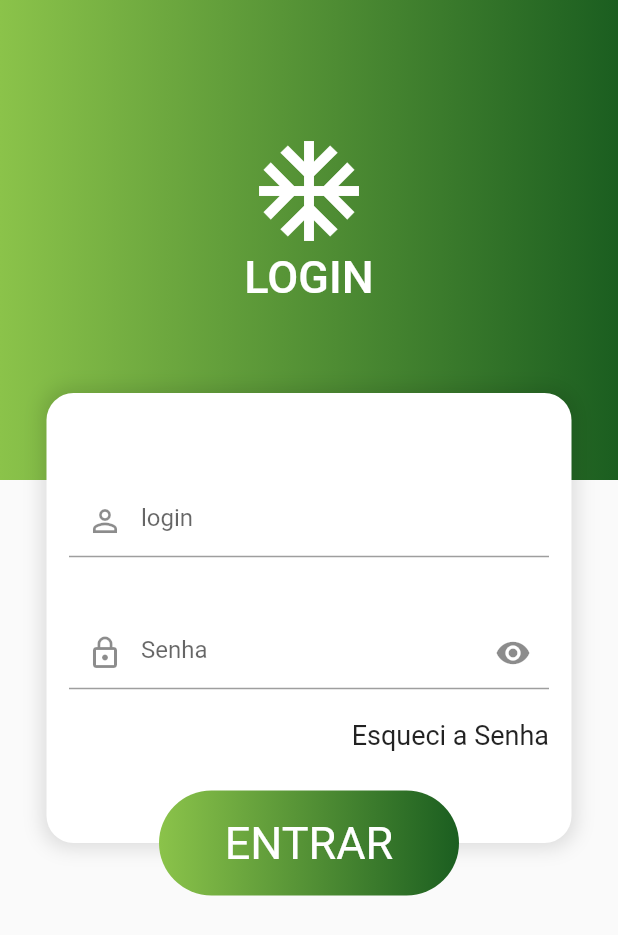
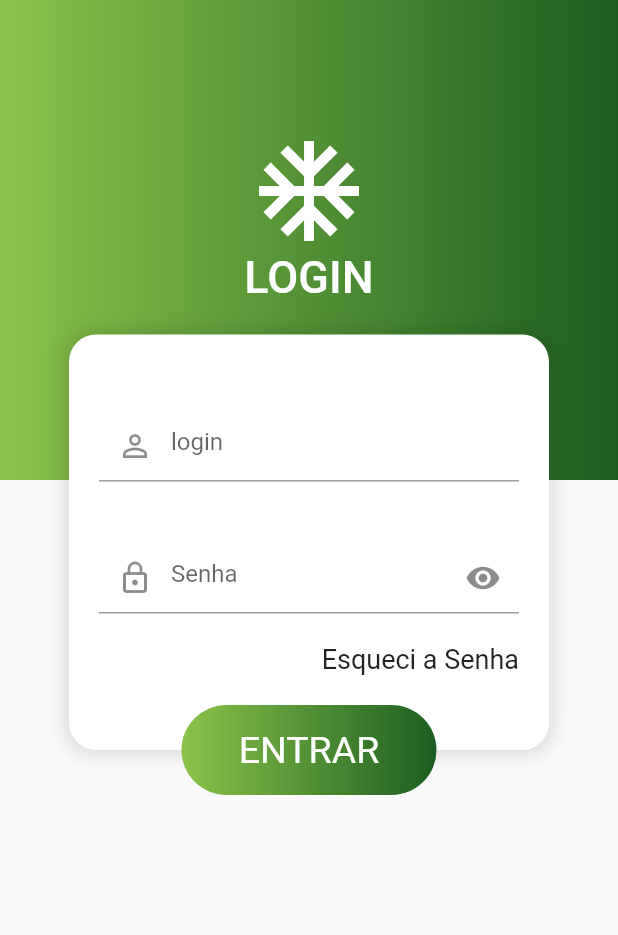
Before and after one commit to AwPr-05/App_Company, a Flutter app: the screen it shows after launch, on a phone screen of 412 x 824 dp. Shown: the top 935 px of the screen. Run offline on Flutter 3.47's test engine with Material 2 defaults, Android fonts, the phone set to English and light mode, and no system bars.

Commit message:
refatoração código

```diff
--- a/lib/screens/login/login_screen.dart
+++ b/lib/screens/login/login_screen.dart
@@ -17,10 +17,17 @@ class _LoginScreenState extends State<LoginScreen> {
   Widget build(BuildContext context) {
     return Material(
       child: Container(
-        child: Stack(
+        child: ListView(
+          shrinkWrap: true,
+          children: [
+
+            // background verde
+            Stack(
+              overflow: Overflow.visible,
               alignment: Alignment.topCenter,
               children: [
-            // Background
+
+                // Verde
                 Container(
                   padding: EdgeInsets.only(bottom: 30),
                   alignment: Alignment.center,
@@ -52,16 +59,19 @@ class _LoginScreenState extends State<LoginScreen> {
                 ),
 
                 // Container branco
-            Center(
+                Positioned(
+                  bottom: -180,
                   child: Stack(
                     overflow: Overflow.visible,
-                alignment: Alignment.center,
+                    alignment: Alignment.topCenter,
                     children: [
+
                       // Conteúdo do card
                       Container(
+                        width: 320,
                         alignment: Alignment.center,
-                    width: 350,
-                    height: 300,
+                        padding: EdgeInsets.symmetric(horizontal: 20, vertical: 50),
+                        margin: EdgeInsets.symmetric(horizontal: 20),
                         decoration: BoxDecoration(
                           color: Colors.white,
                           borderRadius: BorderRadius.circular(18),
@@ -73,8 +83,6 @@ class _LoginScreenState extends State<LoginScreen> {
                                 blurRadius: 10)
                           ],
                         ),
-                    child: Padding(
-                      padding: const EdgeInsets.all(15.0),
                         child: Form(
                           key: formKey,
                           child: Column(
@@ -115,8 +123,8 @@ class _LoginScreenState extends State<LoginScreen> {
                                 obscureText: !showPassword,
                                 decoration: InputDecoration(
                                   hintText: "Senha",
-                                prefixIcon: Icon(
-                                    Icons.lock_outline), //! prefix no começo
+                                  prefixIcon: Icon(Icons
+                                      .lock_outline), //! prefix no começo
 
                                   suffixIcon: IconButton(
                                     onPressed: () {
@@ -142,11 +150,10 @@ class _LoginScreenState extends State<LoginScreen> {
                           ),
                         ),
                       ),
-                  ),
 
                       //Botão
                       Positioned(
-                    bottom: -35,
+                        bottom: -30,
                         child: GestureDetector(
                           onTap: () {
                             if (formKey.currentState.validate()) {
@@ -155,22 +162,25 @@ class _LoginScreenState extends State<LoginScreen> {
                               print("Senha: ${controllerSenha.text}");
 
                               // Formas de mudar de tela
-                          Navigator.of(context)
-                              .push(MaterialPageRoute(builder: (context) => HomeScreen()));
+                              Navigator.of(context).push(MaterialPageRoute(
+                                  builder: (context) => HomeScreen()));
                             }
                           },
                           child: Container(
                             alignment: Alignment.center,
-                        height: 70,
-                        width: 200,
+                            height: 60,
+                            width: 170,
                             decoration: BoxDecoration(
-                          gradient: LinearGradient(colors: [Colors.lightGreen, Colors.green[900]],),
                               color: Colors.green,
+                              gradient: LinearGradient(
+                                colors: [Colors.lightGreen, Colors.green[900]],
+                              ),
                               borderRadius: BorderRadius.circular(50),
                             ),
                             child: Text(
                               "ENTRAR",
-                          style: TextStyle(color: Colors.white, fontSize: 30),
+                              style:
+                                  TextStyle(color: Colors.white, fontSize: 25),
                             ),
                           ),
                         ),
@@ -180,6 +190,8 @@ class _LoginScreenState extends State<LoginScreen> {
                 ),
               ],
             ),
+          ],
+        ),
       ),
     );
   }
```
Also changed, not shown: lib/screens/home/components/home_tile.dart (+16 -11 lines), lib/screens/home/home_screen.dart (+6 -5 lines), Mockup/login (2).png (deleted), Mockup/mockup.png (deleted). Lines whose indentation alone changed are shown as unchanged.
